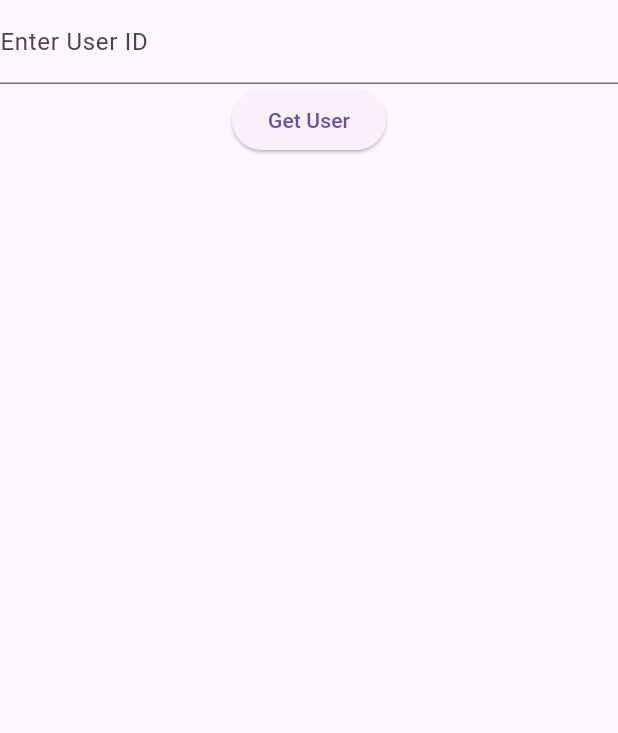
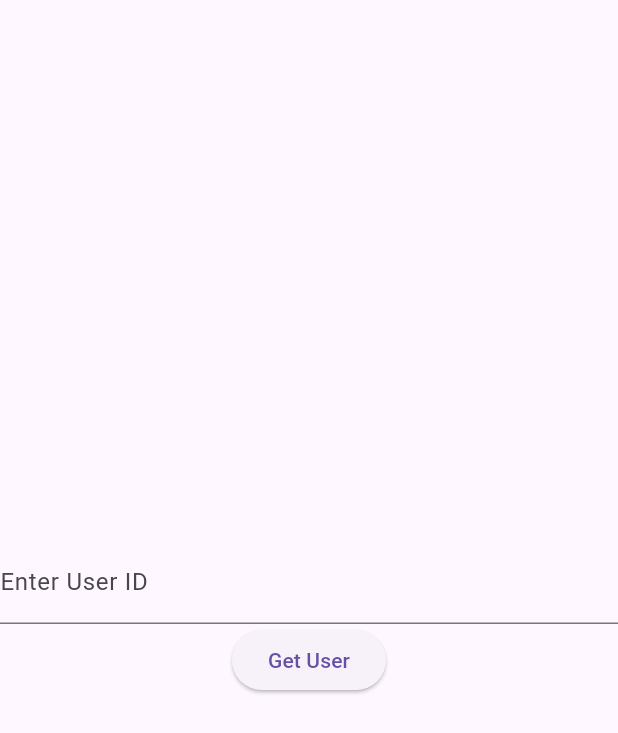
Before and after one commit to shoaibsaleem0299/Scan-and-Go, a Flutter app: the ProfileView screen opened directly, on a phone screen of 412 x 824 dp. Shown: the top 733 px of the screen. Run offline on Flutter 3.47's test engine with Material 3 defaults, Android fonts, the phone set to English and light mode, and no system bars; our stand-ins replace curved_navigation_bar; missing offline and left inert: flutter_barcode_scanner; network calls fail.

Commit message:
on the final stage

```diff
--- a/lib/screens/profile_screen/profile_view.dart
+++ b/lib/screens/profile_screen/profile_view.dart
@@ -1,7 +1,110 @@
+// import 'dart:async';
+// import 'dart:convert';
+
+// import 'package:flutter/material.dart';
+// import 'package:frontend/screens/product_screen/cart_product_screen.dart';
+// import 'package:http/http.dart' as http;
+
+// class ProfileView extends StatefulWidget {
+//   const ProfileView({super.key});
+
+//   @override
+//   State<ProfileView> createState() => _ProfileViewState();
+// }
+
+// class _ProfileViewState extends State<ProfileView> {
+//   List<Map<String, dynamic>> users = [];
+//   TextEditingController userId = TextEditingController();
+
+//   Future<void> getDummyUser() async {
+//     var url =
+//         Uri.parse("https://jsonplaceholder.typicode.com/users/${userId.text}");
+//     try {
+//       var response = await http.get(url);
+//       if (response.statusCode == 200) {
+//         var responseBody = jsonDecode(response.body);
+//         setState(() {
+//           users.add(responseBody);
+//         });
+//       } else {
+//         showDialog(
+//           context: context,
+//           builder: (BuildContext context) {
+//             return AlertDialog(
+//               title: const Text('Error'),
+//               content: Text(
+//                   'Failed to get user. Status code: ${response.statusCode}'),
+//               actions: [
+//                 TextButton(
+//                   onPressed: () {
+//                     Navigator.of(context).pop();
+//                   },
+//                   child: const Text('OK'),
+//                 ),
+//               ],
+//             );
+//           },
+//         );
+//         print("Failed to get user. Status code: ${response.statusCode}");
+//       }
+//     } catch (e) {
+//       print("Error occurred: $e");
+//     }
+//   }
+
+//   @override
+//   Widget build(BuildContext context) {
+//     return Scaffold(
+//       body: SafeArea(
+//         child: Center(
+//           child: Column(
+//             mainAxisAlignment: MainAxisAlignment.center,
+//             children: [
+//               TextFormField(
+//                 controller: userId,
+//                 decoration: const InputDecoration(
+//                   labelText: 'Enter User ID',
+//                 ),
+//               ),
+//               ElevatedButton(
+//                 onPressed: () async {
+//                   await getDummyUser();
+//                   userId.clear();
+//                   if (users.isNotEmpty) {
+//                     Navigator.push(
+//                       context,
+//                       MaterialPageRoute(
+//                         builder: (context) => CartProductView(
+//                           imageUrl:
+//                               "https://www.sunsetgrown.com/wp-content/uploads/2020/10/XLBeef_StraightOn_001-1024x714.png",
+//                           name: "${users.last['name']}",
+//                           category: "${users.last['username']}",
+//                           price: 234.0,
+//                           quantity: 1,
+//                           description:
+//                               "Lorem Ipsum has been the industry's standard dummy text ever since the 1500s, when an unknown printer took a galley of type and scrambled it to make a type specimen book.",
+//                           location: "second",
+//                           status: "Available",
+//                         ),
+//                       ),
+//                     );
+//                   }
+//                 },
+//                 child: const Text('Get User'),
+//               ),
+//             ],
+//           ),
+//         ),
+//       ),
+//     );
+//   }
+// }
+
 import 'dart:async';
 import 'dart:convert';
 
 import 'package:flutter/material.dart';
+import 'package:frontend/screens/product_screen/cart_product_screen.dart';
 import 'package:http/http.dart' as http;
 
 class ProfileView extends StatefulWidget {
@@ -13,51 +116,8 @@ class ProfileView extends StatefulWidget {
 
 class _ProfileViewState extends State<ProfileView> {
   List<Map<String, dynamic>> users = [];
-  List<Map<String, dynamic>> users2 = [
-    {
-      "userId": 1,
-      "id": 1,
-      "title":
-          "sunt aut facere repellat provident occaecati excepturi optio reprehenderit",
-      "body":
-          "quia et suscipit\nsuscipit recusandae consequuntur expedita et cum\nreprehenderit molestiae ut ut quas totam\nnostrum rerum est autem sunt rem eveniet architecto"
-    },
-    {
-      "userId": 1,
-      "id": 2,
-      "title": "qui est esse",
-      "body":
-          "est rerum tempore vitae\nsequi sint nihil reprehenderit dolor beatae ea dolores neque\nfugiat blanditiis voluptate porro vel nihil molestiae ut reiciendis\nqui aperiam non debitis possimus qui neque nisi nulla"
-    },
-    {
-      "userId": 1,
-      "id": 3,
-      "title": "ea molestias quasi exercitationem repellat qui ipsa sit aut",
-      "body":
-          "et iusto sed quo iure\nvoluptatem occaecati omnis eligendi aut ad\nvoluptatem doloribus vel accusantium quis pariatur\nmolestiae porro eius odio et labore et velit aut"
-    },
-    {
-      "userId": 1,
-      "id": 4,
-      "title": "eum et est occaecati",
-      "body":
-          "ullam et saepe reiciendis voluptatem adipisci\nsit amet autem assumenda provident rerum culpa\nquis hic commodi nesciunt rem tenetur doloremque ipsam iure\nquis sunt voluptatem rerum illo velit"
-    },
-    {
-      "userId": 1,
-      "id": 5,
-      "title": "nesciunt quas odio",
-      "body":
-          "repudiandae veniam quaerat sunt sed\nalias aut fugiat sit autem sed est\nvoluptatem omnis possimus esse voluptatibus quis\nest aut tenetur dolor neque"
-    },
-    {
-      "userId": 1,
-      "id": 6,
-      "title": "dolorem eum magni eos aperiam quia",
-      "body":
-          "ut aspernatur corporis harum nihil quis provident sequi\nmollitia nobis aliquid molestiae\nperspiciatis et ea nemo ab reprehenderit accusantium quas\nvoluptate dolores velit et doloremque molestiae"
-    },
-  ];
+  List<Map<String, dynamic>> productCart = [];
+  List<Map<String, dynamic>> allCartProducts = [];
   TextEditingController userId = TextEditingController();
 
   Future<void> getDummyUser() async {
@@ -75,7 +135,7 @@ class _ProfileViewState extends State<ProfileView> {
           context: context,
           builder: (BuildContext context) {
             return AlertDialog(
-              title: Text('Error'),
+              title: const Text('Error'),
               content: Text(
                   'Failed to get user. Status code: ${response.statusCode}'),
               actions: [
@@ -83,7 +143,7 @@ class _ProfileViewState extends State<ProfileView> {
                   onPressed: () {
                     Navigator.of(context).pop();
                   },
-                  child: Text('OK'),
+                  child: const Text('OK'),
                 ),
               ],
             );
@@ -92,7 +152,7 @@ class _ProfileViewState extends State<ProfileView> {
         print("Failed to get user. Status code: ${response.statusCode}");
       }
     } catch (e) {
-      print("Error occurred: $e"); // Print any errors
+      print("Error occurred: $e");
     }
   }
 
@@ -100,7 +160,9 @@ class _ProfileViewState extends State<ProfileView> {
   Widget build(BuildContext context) {
     return Scaffold(
       body: SafeArea(
+        child: Center(
           child: Column(
+            mainAxisAlignment: MainAxisAlignment.center,
             children: [
               TextFormField(
                 controller: userId,
@@ -112,21 +174,38 @@ class _ProfileViewState extends State<ProfileView> {
                 onPressed: () async {
                   await getDummyUser();
                   userId.clear();
+                  if (users.isNotEmpty) {
+                    Navigator.push(
+                      context,
+                      MaterialPageRoute(
+                        builder: (context) => CartProductView(
+                          imageUrl:
+                              "https://www.sunsetgrown.com/wp-content/uploads/2020/10/XLBeef_StraightOn_001-1024x714.png",
+                          name: "${users.last['name']}",
+                          category: "${users.last['username']}",
+                          initialPrice: 20.0,
+                          initialQuantity: 1,
+                          description:
+                              "Lorem Ipsum has been the industry's standard dummy text ever since the 1500s, when an unknown printer took a galley of type and scrambled it to make a type specimen book.",
+                          location: "second",
+                          status: "Available",
+                          productId: "${users.last['id']}",
+                          onAddToCart: (productData) {
+                            setState(() {
+                              allCartProducts.add(productData);
+                            });
+                            print('Product added to cart: $allCartProducts');
+                            print(allCartProducts.length);
+                          },
+                        ),
+                      ),
+                    );
+                  }
                 },
                 child: const Text('Get User'),
               ),
-            if (users.isNotEmpty)
-              Column(
-                mainAxisAlignment: MainAxisAlignment.center,
-                crossAxisAlignment: CrossAxisAlignment.center,
-                children: [
-                  Text(users.last['name']),
-                  Text(users.last['email']),
             ],
           ),
-            if (users.isEmpty && userId.text.isNotEmpty)
-              const Text('User not found'),
-          ],
         ),
       ),
     );
--- a/lib/screens/recommended_screen/recommended_view.dart
+++ b/lib/screens/recommended_screen/recommended_view.dart
@@ -62,7 +62,7 @@ class RecommendedView extends StatelessWidget {
                   status: "availabe",
                   description: 'this is product Description',
                 ),
-                Spacer(),
+                const Spacer(),
               ],
             ),
           ),
--- a/lib/widgets/app_button.dart
+++ b/lib/widgets/app_button.dart
@@ -24,7 +24,7 @@ class AppButton extends StatelessWidget {
           style: TextStyle(
             color: AppColor.textColor,
             fontWeight: FontWeight.bold,
-            fontSize: 20,
+            fontSize: 16,
           ),
         ),
       ),
--- a/pubspec.yaml
+++ b/pubspec.yaml
@@ -38,6 +38,7 @@ dependencies:
   cupertino_icons: ^1.0.6
   curved_navigation_bar: ^1.0.3
   http: ^1.2.1
+  expandable: ^5.0.1
 
 dev_dependencies:
   flutter_test:
```
Also changed, not shown: lib/screens/product_screen/cart_product_screen.dart (added, +150 -0 lines), lib/screens/product_screen/product_view.dart (added, +121 -0 lines), lib/widgets/item_counter.dart (added, +168 -0 lines), pubspec.lock. Lines whose indentation alone changed are shown as unchanged.
